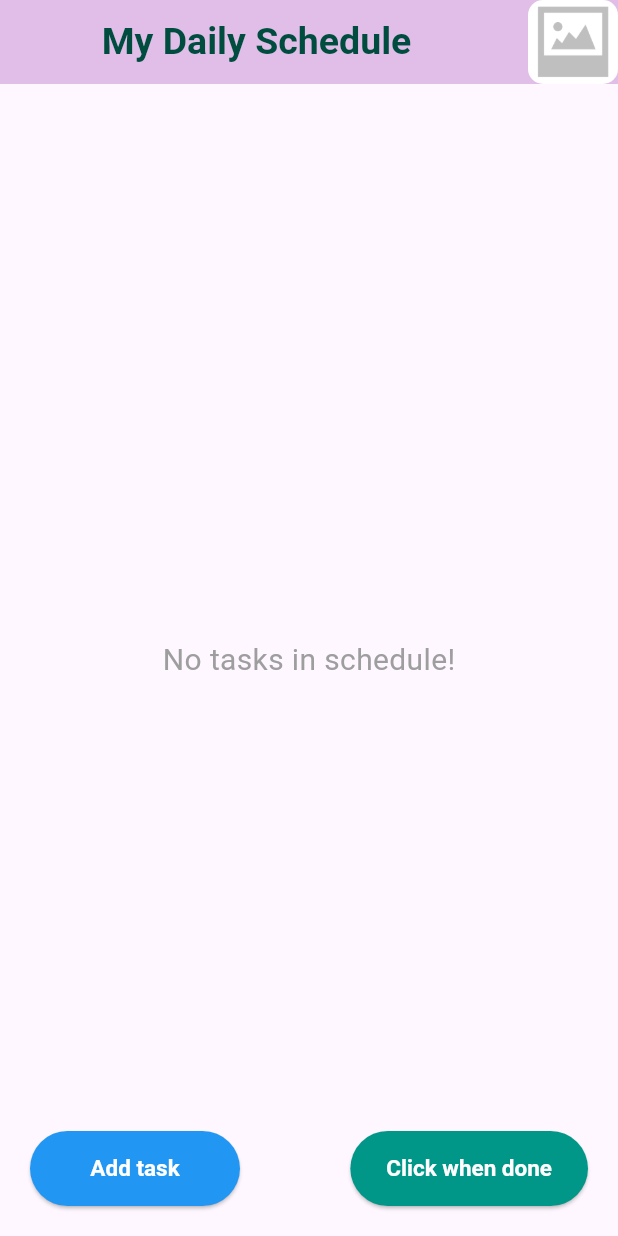
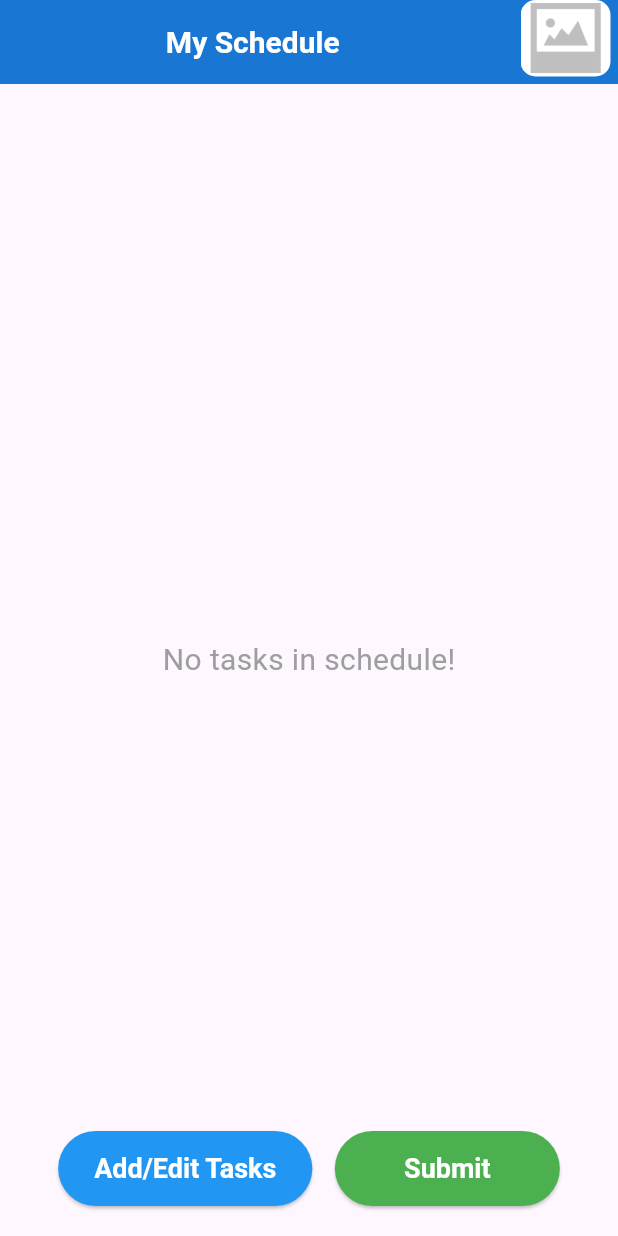
Before and after one commit to SukanyaDas2021/schedule_builder, a Flutter app: the screen it shows after launch, on a phone screen of 412 x 824 dp. Run offline on Flutter 3.47's test engine with Material 3 defaults, Android fonts, the phone set to English and light mode, and no system bars; our stand-ins replace image_picker, sqflite; accounts and stored records are empty; Roboto replaces fonts that are missing (range).

Commit message:
single schedule works

```diff
--- /dev/null
+++ b/lib/database_helper.dart
@@ -0,0 +1,66 @@
+import 'package:schedule_builder/task.dart';
+import 'package:sqflite/sqflite.dart';
+import 'package:path/path.dart';
+import 'package:flutter/material.dart';
+import 'dart:async';
+
+class DatabaseHelper {
+  static final DatabaseHelper _instance = DatabaseHelper._internal();
+  factory DatabaseHelper() => _instance;
+  DatabaseHelper._internal();
+
+  static Database? _db;
+
+  Future<Database> get database async {
+    if (_db != null) {
+      return _db!;
+    }
+    _db = await initializeDatabase();
+    return _db!;
+  }
+
+  Future<Database> initializeDatabase() async {
+    String path = join(await getDatabasesPath(), 'schedule.db');
+    return await openDatabase(
+      path,
+      version: 1,
+      onCreate: (db, version) {
+        return db.execute(
+          "CREATE TABLE tasks(image TEXT, text TEXT, isDone INTEGER, isHighlighted INTEGER)",
+        );
+      },
+    );
+  }
+
+  Future<void> insertTask(Task task) async {
+    final db = await database;
+    await db.insert(
+      'tasks',
+      task.toMap(),
+      conflictAlgorithm: ConflictAlgorithm.replace,
+    );
+  }
+
+  Future<List<Task>> getTasks() async {
+    final db = await database;
+    final List<Map<String, dynamic>> maps = await db.query('tasks');
+    return List.generate(maps.length, (i) {
+      return Task.fromMap(maps[i]);
+    });
+  }
+
+  Future<void> updateTask(Task task) async {
+    final db = await database;
+    await db.update(
+      'tasks',
+      task.toMap(),
+      where: 'text = ?',
+      whereArgs: [task.text],
+    );
+  }
+
+  Future<void> deleteAllTasks() async {
+    final db = await database;
+    await db.delete('tasks');
+  }
+}
--- a/lib/schedule.dart
+++ b/lib/schedule.dart
@@ -3,6 +3,7 @@ import 'package:flutter/material.dart';
 import 'package:flutter/widgets.dart';
 import 'package:schedule_builder/taskitem.dart';
 import 'package:schedule_builder/task.dart';
+import 'package:schedule_builder/database_helper.dart';
 import 'package:image_picker/image_picker.dart';
 import 'dart:io';
 
@@ -12,6 +13,7 @@ class Schedule extends StatefulWidget {
 }
 
 class _ScheduleState extends State<Schedule> {
+  final DatabaseHelper _databaseHelper = DatabaseHelper();
   String _appBarImagePath = '';
   List<Task> tasks = [];
   bool _addingTasks = true;
@@ -22,7 +24,7 @@ class _ScheduleState extends State<Schedule> {
 
   // AppBar title state
   bool _isEditingTitle = false;
-  final TextEditingController _titleController = TextEditingController(text: "My Daily Schedule");
+  final TextEditingController _titleController = TextEditingController(text: "My Schedule");
   int _highlightedTaskIndex = -1;
 
   bool _showThumbsUp = false;
@@ -232,6 +234,7 @@ class _ScheduleState extends State<Schedule> {
                       image: tasks[index].image,
                       text: tasks[index].text,
                       isDone: tasks[index].isDone,
+                      isEditable: _addingTasks,
                       onCheckboxChanged: (newValue) => onCheckboxChanged(index, newValue),
                       onImageChanged: (newImage) => onImageChanged(index, newImage),
                       onDelete: () => onDeleteTask(index),
@@ -269,11 +272,15 @@ class _ScheduleState extends State<Schedule> {
                               ],
                               borderRadius: BorderRadius.circular(10),
                             ),
+                            child: Padding(
+                              padding: const EdgeInsets.all(5.0),
                               child: TextField(
                                 controller: _taskController,
                                 decoration: InputDecoration(
-                                hintText: 'Enter task',
+                                  hintText: 'Enter Task',
                                   border: InputBorder.none,
+                                  hintStyle: TextStyle(fontSize: 18)
+                                ),
                               ),
                             ),
                           ),
@@ -325,7 +332,7 @@ class _ScheduleState extends State<Schedule> {
                 child: Padding(
                   padding: const EdgeInsets.fromLTRB(20.0,5,20,20),
                   child: Row(
-                    mainAxisAlignment: MainAxisAlignment.spaceBetween,
+                    mainAxisAlignment: MainAxisAlignment.center,
                     children: [
                       ElevatedButton(
                         onPressed: _toggleTaskInput,
@@ -333,19 +340,20 @@ class _ScheduleState extends State<Schedule> {
                           backgroundColor: Colors.blue,
                           foregroundColor: Colors.white,
                           minimumSize: Size(140, 50),
-                          textStyle: TextStyle(fontSize: 15, fontWeight: FontWeight.bold),
+                          textStyle: TextStyle(fontSize: 18, fontWeight: FontWeight.bold, fontFamily: HttpHeaders.rangeHeader),
                         ),
-                        child: Text('Add task'),
+                        child: Text('Add/Edit Tasks'),
                       ),
+                      SizedBox(width: 15,),
                       ElevatedButton(
                         onPressed: _toggleAddingTasks,
                         style: ElevatedButton.styleFrom(
-                          backgroundColor: Colors.teal,
+                          backgroundColor: Colors.green,
                           foregroundColor: Colors.white,
-                          minimumSize: Size(140, 50),
-                          textStyle: TextStyle(fontSize: 15, fontWeight: FontWeight.bold),
+                          minimumSize: Size(150, 50),
+                          textStyle: TextStyle(fontSize: 18, fontWeight: FontWeight.bold),
                         ),
-                        child: Text('Click when done'),
+                        child: Text('Submit'),
                       ),
                     ],
                   ),
@@ -407,15 +415,15 @@ class _ScheduleState extends State<Schedule> {
 
   AppBar _buildAppBar() {
     return AppBar(
-      backgroundColor: Colors.purple[100],
+      backgroundColor: Colors.blue[700],
       centerTitle: true,
-      title: _isEditingTitle
+      title: _isEditingTitle && _addingTasks
           ? Center(
         child: TextField(
           controller: _titleController,
           autofocus: true,
           textAlign: TextAlign.center,
-          style: TextStyle(fontSize: 25, fontWeight: FontWeight.bold, color: Colors.teal[900]),
+          style: TextStyle(fontSize: 20, fontWeight: FontWeight.bold, color: Colors.white),
           decoration: InputDecoration(
             border: InputBorder.none,
             hintText: 'Edit title',
@@ -429,21 +437,28 @@ class _ScheduleState extends State<Schedule> {
       )
           : GestureDetector(
         onTap: () {
+          if (_addingTasks) {
             setState(() {
               _isEditingTitle = true;
             });
+          }
         },
         child: Center(
           child: Text(
             _titleController.text,
-            style: TextStyle(fontSize: 25, fontWeight: FontWeight.bold, color: Colors.teal[900]),
+            style: TextStyle(fontSize: 20, fontWeight: FontWeight.bold, color: Colors.white),
           ),
         ),
       ),
       actions: [
         SizedBox(width: 10),
-        GestureDetector(
-          onTap: _pickAppBarImage,
+        Padding(
+          padding: const EdgeInsets.only(right: 5.0, bottom: 5),
+          child: GestureDetector(
+            onTap: () {
+              if (_addingTasks)
+                _pickAppBarImage();
+              },
             child: Container(
               height: 60,
               width: 60,
@@ -461,6 +476,7 @@ class _ScheduleState extends State<Schedule> {
               ),
             ),
           ),
+        ),
       ],
     );
   }
--- a/pubspec.yaml
+++ b/pubspec.yaml
@@ -37,6 +37,8 @@ dependencies:
   cupertino_icons: ^1.0.6
   image_picker: ^1.0.8
   provider: ^6.1.2
+  sqflite: ^2.3.3+1
+  path: any
 
 dev_dependencies:
   flutter_test:
```
Also changed, not shown: lib/task.dart (+18 -0 lines), lib/taskitem.dart (+16 -10 lines), pubspec.lock, 1 other file. Lines whose indentation alone changed are shown as unchanged.
